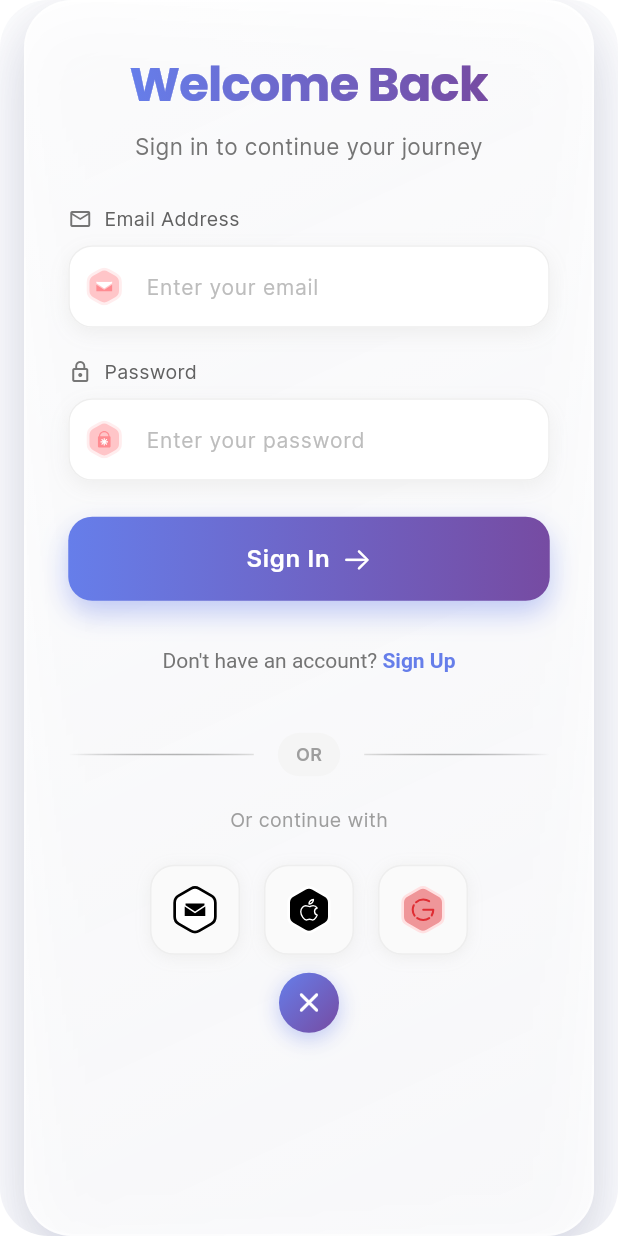
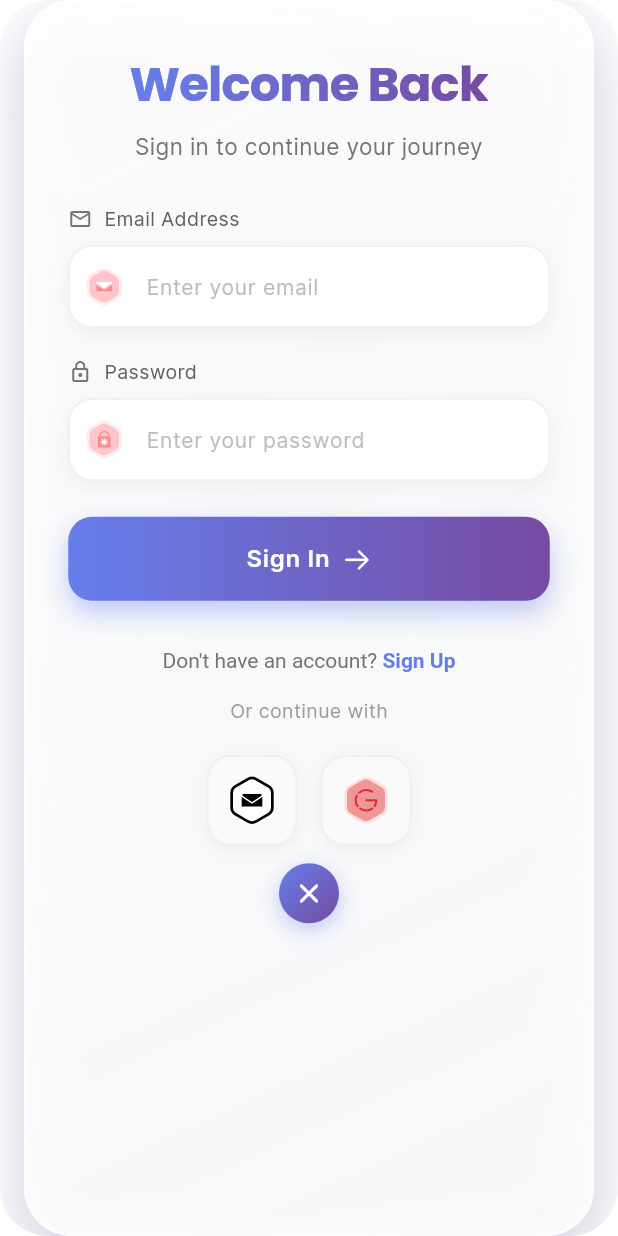
Before and after one commit to m-idriss/converter_flutter, a Flutter app: the SignInDialogContent screen opened directly, on a phone screen of 412 x 824 dp. Run offline on Flutter 3.47's test engine with Material 3 defaults, Android fonts, the phone set to English and light mode, and no system bars; our stand-ins replace firebase_auth, firebase_core, flutter_svg, google_sign_in, rive; accounts and stored records are empty.

Commit message:
Adjust sign-in dialog UI dimensions and clean up unused widgets

```diff
--- a/lib/screens/onboarding/components/sign_in_dialog.dart
+++ b/lib/screens/onboarding/components/sign_in_dialog.dart
@@ -118,7 +118,7 @@ class _SignInDialogContentState extends State<SignInDialogContent>
       child: BackdropFilter(
         filter: ImageFilter.blur(sigmaX: 20, sigmaY: 20),
         child: Container(
-          height: 680,
+          height: 640,
           margin: const EdgeInsets.symmetric(horizontal: 16),
           decoration: BoxDecoration(
             gradient: LinearGradient(
@@ -188,9 +188,9 @@ class _SignInDialogContentState extends State<SignInDialogContent>
                           ),
                           const SizedBox(height: 28),
                           const SignInForm(),
-                          const SizedBox(height: 24),
-                          _buildDivider(),
-                          const SizedBox(height: 20),
+                          //const SizedBox(height: 24),
+                          //_buildDivider(),
+                          //const SizedBox(height: 20),
                           Text(
                             "Or continue with",
                             style: TextStyle(
@@ -310,12 +310,12 @@ class _SignInDialogContentState extends State<SignInDialogContent>
         _buildSocialButton(
           icon: "assets/icons/email_box.svg",
           onPressed: () {},
-        ),
+        ), /*
         const SizedBox(width: 16),
         _buildSocialButton(
           icon: "assets/icons/apple_box.svg",
           onPressed: () {},
-        ),
+        ),*/
         const SizedBox(width: 16),
         _isGoogleSignInLoading
             ? Container(
```
